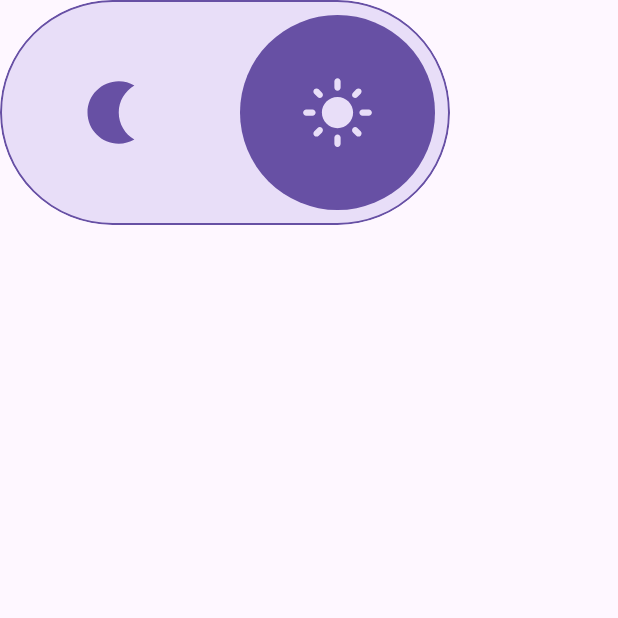
After one commit to EliasMP07/FrogmiStores, an Android app built with Jetpack Compose: the composable ThemeSwitcher shown on its own in the app's theme, on a phone screen of 412 x 824 dp, the top half of it. The commit adds this screen. Run offline under Robolectric (Android 15) with nearby library versions, the phone set to English and light mode, and no system bars; our stand-ins replace paging.

Commit message:
The logic for changing the app theme and saving it in the datastore has been created

```diff
--- a/app/build.gradle.kts
+++ b/app/build.gradle.kts
@@ -59,7 +59,7 @@ dependencies {
     kapt(libs.androidx.room.compiler)
     implementation(libs.androidx.room.ktx)
     implementation(libs.androidx.room.paging)
-    implementation("androidx.paging:paging-runtime-ktx:3.1.1")
+    implementation(libs.androidx.paging.runtime.ktx)
     implementation(libs.androidx.paging.compose)
 
     implementation(libs.androidx.core.splashscreen)
@@ -73,7 +73,7 @@ dependencies {
     implementation(libs.androidx.datastore)
 
     implementation(libs.retrofit)
-    implementation("com.squareup.retrofit2:converter-gson:2.11.0")
+    implementation(libs.converter.gson)
     implementation(libs.logging.interceptor)
     implementation(libs.glide.compose)
 
--- /dev/null
+++ b/app/src/main/java/com/example/frogmistores/MainAction.kt
@@ -0,0 +1,5 @@
+package com.example.frogmistores
+
+sealed interface MainAction {
+    data object OnUpdateTheme: MainAction
+}
--- /dev/null
+++ b/app/src/main/java/com/example/frogmistores/core/data/repository/utils/PreferencesUser.kt
@@ -0,0 +1,5 @@
+package com.example.frogmistores.core.data.repository.utils
+
+object PreferencesUser {
+    const val USER_PREFERENCES = "user_preferences"
+}
--- a/app/src/main/java/com/example/frogmistores/presentation/storeList/StoreListAction.kt
+++ b/app/src/main/java/com/example/frogmistores/presentation/storeList/StoreListAction.kt
@@ -1,7 +1,9 @@
 package com.example.frogmistores.presentation.storeList
 
+import com.example.frogmistores.MainAction
 import com.example.frogmistores.domain.model.Store
 
 sealed interface StoreListAction {
     data object OnStoreClick: StoreListAction
+    data object OnUpdateTheme: StoreListAction
 }
--- a/app/src/main/java/com/example/frogmistores/presentation/storeList/StoreListState.kt
+++ /dev/null
@@ -1,5 +0,0 @@
-package com.example.frogmistores.presentation.storeList
-
-data class StoreListState(
-    val value: String = ""
-)
--- /dev/null
+++ b/app/src/main/java/com/example/frogmistores/presentation/storeList/components/ThemeSwitcher.kt
@@ -0,0 +1,104 @@
+package com.example.frogmistores.presentation.storeList.components
+
+import androidx.compose.animation.core.AnimationSpec
+import androidx.compose.animation.core.animateDpAsState
+import androidx.compose.animation.core.tween
+import androidx.compose.foundation.BorderStroke
+import androidx.compose.foundation.background
+import androidx.compose.foundation.border
+import androidx.compose.foundation.clickable
+import androidx.compose.foundation.layout.Box
+import androidx.compose.foundation.layout.Row
+import androidx.compose.foundation.layout.height
+import androidx.compose.foundation.layout.offset
+import androidx.compose.foundation.layout.padding
+import androidx.compose.foundation.layout.size
+import androidx.compose.foundation.layout.width
+import androidx.compose.foundation.shape.CircleShape
+import androidx.compose.material.icons.Icons
+import androidx.compose.material.icons.filled.LightMode
+import androidx.compose.material.icons.filled.Nightlight
+import androidx.compose.material3.Icon
+import androidx.compose.material3.MaterialTheme
+import androidx.compose.runtime.Composable
+import androidx.compose.runtime.getValue
+import androidx.compose.ui.Alignment
+import androidx.compose.ui.Modifier
+import androidx.compose.ui.draw.clip
+import androidx.compose.ui.graphics.Shape
+import androidx.compose.ui.graphics.vector.ImageVector
+import androidx.compose.ui.unit.Dp
+import androidx.compose.ui.unit.dp
+
+
+@Composable
+fun ThemeSwitcher(
+    darkTheme: Boolean = false,
+    iconOff: ImageVector = Icons.Default.Nightlight,
+    iconOn: ImageVector = Icons.Default.LightMode,
+    size: Dp = 150.dp,
+    iconSize: Dp = size / 3,
+    padding: Dp = 10.dp,
+    borderWidth: Dp = 1.dp,
+    parentShape: Shape = CircleShape,
+    toggleShape: Shape = CircleShape,
+    animationSpec: AnimationSpec<Dp> = tween(durationMillis = 300),
+    onClick: () -> Unit
+) {
+    val offset by animateDpAsState(
+        targetValue = if (darkTheme) 0.dp else size,
+        animationSpec = animationSpec
+    )
+
+    Box(modifier = Modifier
+        .width(size * 2)
+        .height(size)
+        .clip(shape = parentShape)
+        .clickable { onClick() }
+        .background(MaterialTheme.colorScheme.secondaryContainer)
+    ) {
+        Box(
+            modifier = Modifier
+                .size(size)
+                .offset(x = offset)
+                .padding(all = padding)
+                .clip(shape = toggleShape)
+                .background(MaterialTheme.colorScheme.primary)
+        ) {}
+        Row(
+            modifier = Modifier
+                .border(
+                    border = BorderStroke(
+                        width = borderWidth,
+                        color = MaterialTheme.colorScheme.primary
+                    ),
+                    shape = parentShape
+                )
+        ) {
+            Box(
+                modifier = Modifier.size(size),
+                contentAlignment = Alignment.Center
+            ) {
+                Icon(
+                    modifier = Modifier.size(iconSize),
+                    imageVector = iconOff,
+                    contentDescription = "Theme Icon",
+                    tint = if (darkTheme) MaterialTheme.colorScheme.secondaryContainer
+                    else MaterialTheme.colorScheme.primary
+                )
+            }
+            Box(
+                modifier = Modifier.size(size),
+                contentAlignment = Alignment.Center
+            ) {
+                Icon(
+                    modifier = Modifier.size(iconSize),
+                    imageVector = iconOn,
+                    contentDescription = "Theme Icon",
+                    tint = if (darkTheme) MaterialTheme.colorScheme.primary
+                    else MaterialTheme.colorScheme.secondaryContainer
+                )
+            }
+        }
+    }
+}
--- a/gradle/libs.versions.toml
+++ b/gradle/libs.versions.toml
@@ -1,5 +1,6 @@
 [versions]
 agp = "8.4.1"
+converterGson = "2.11.0"
 coreSplashscreen = "1.0.1"
 kotlin = "1.9.24"
 coreKtx = "1.13.1"
@@ -14,6 +15,7 @@ hilt_version = "2.51.1"
 datastore_version = "1.1.1"
 logging_interceptor_version = "5.0.0-alpha.2"
 pagingCompose = "1.0.0-alpha18"
+pagingRuntimeKtx = "3.1.1"
 retrofit_version = "2.11.0"
 glide_version = "1.0.0-beta01"
 icons_dependency = "1.6.7"
@@ -26,10 +28,12 @@ roomRuntime = "2.6.1"
 androidx-core-ktx = { group = "androidx.core", name = "core-ktx", version.ref = "coreKtx" }
 androidx-core-splashscreen = { module = "androidx.core:core-splashscreen", version.ref = "coreSplashscreen" }
 androidx-paging-compose = { module = "androidx.paging:paging-compose", version.ref = "pagingCompose" }
+androidx-paging-runtime-ktx = { module = "androidx.paging:paging-runtime-ktx", version.ref = "pagingRuntimeKtx" }
 androidx-room-compiler = { module = "androidx.room:room-compiler", version.ref = "roomRuntime" }
 androidx-room-ktx = { module = "androidx.room:room-ktx", version.ref = "roomRuntime" }
 androidx-room-paging = { module = "androidx.room:room-paging", version.ref = "roomRuntime" }
 androidx-room-runtime = { module = "androidx.room:room-runtime", version.ref = "roomRuntime" }
+converter-gson = { module = "com.squareup.retrofit2:converter-gson", version.ref = "converterGson" }
 junit = { group = "junit", name = "junit", version.ref = "junit" }
 androidx-junit = { group = "androidx.test.ext", name = "junit", version.ref = "junitVersion" }
 androidx-espresso-core = { group = "androidx.test.espresso", name = "espresso-core", version.ref = "espressoCore" }
```
Also changed, not shown: app/src/main/java/com/example/frogmistores/MainActivity.kt (+15 -1 lines), app/src/main/java/com/example/frogmistores/MainViewModel.kt (added, +38 -0 lines), app/src/main/java/com/example/frogmistores/core/data/repository/UserThemePreferencesImpl.kt (added, +28 -0 lines), app/src/main/java/com/example/frogmistores/core/di/CoreModule.kt (added, +46 -0 lines), app/src/main/java/com/example/frogmistores/core/domain/UserThemePreferences.kt (added, +8 -0 lines), app/src/main/java/com/example/frogmistores/core/presentation/designsystem/component/FrogmiStoreToolbar.kt (+13 -4 lines), app/src/main/java/com/example/frogmistores/presentation/storeList/StoreListScreen.kt (+16 -4 lines), app/src/main/java/com/example/frogmistores/presentation/storeList/StoreListViewModel.kt (+0 -11 lines).
